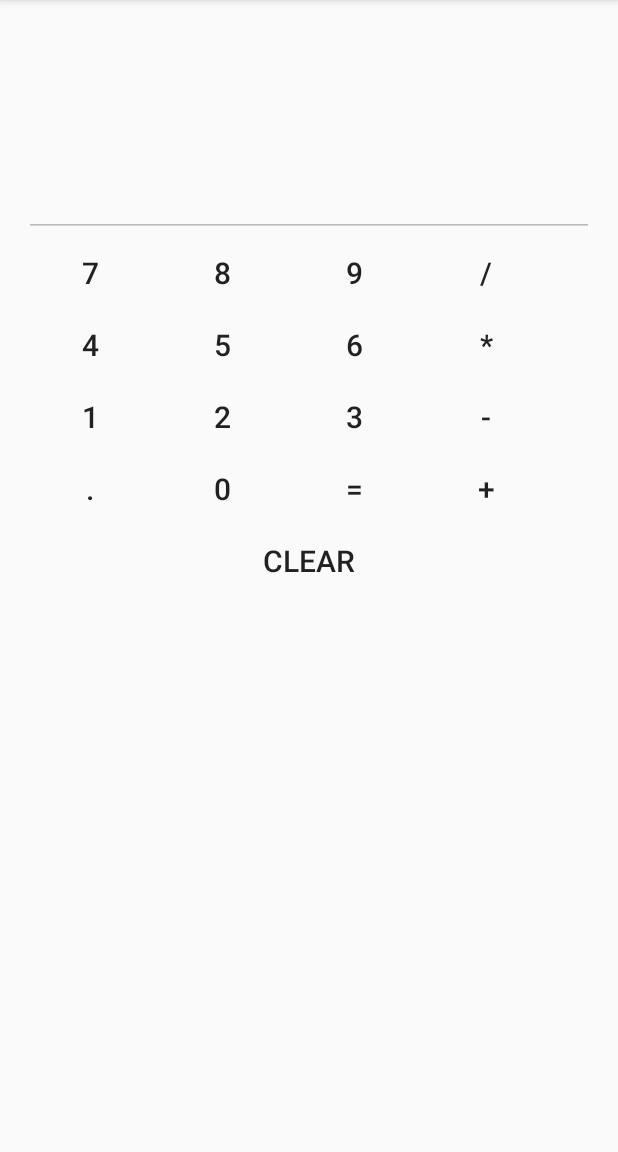
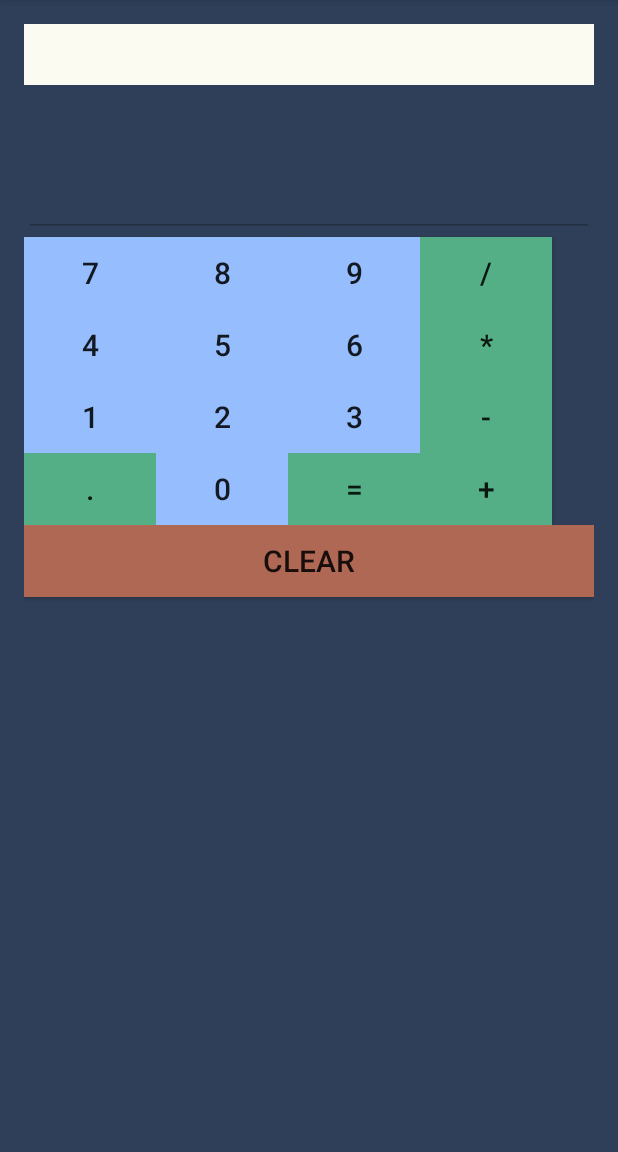
Before and after one commit to cfabian/TestApplication, an Android app: the screen it shows after launch (MainActivity), on a phone screen of 412 x 824 dp, the part 84-1236 px from its top. Run offline under Robolectric (Android 15) with nearby library versions, the phone set to English and light mode, and no system bars; our stand-ins replace data binding.

Commit message:
Simple Calculator

```diff
--- a/app/src/main/res/layout/activity_main.xml
+++ b/app/src/main/res/layout/activity_main.xml
@@ -9,10 +9,12 @@
         android:paddingLeft="@dimen/activity_horizontal_margin"
         android:paddingRight="@dimen/activity_horizontal_margin"
         android:paddingTop="@dimen/activity_vertical_margin"
+        android:background="#2f3f59"
         tools:context="com.calebfabian.testapplication.MainActivity">
 
         <TextView
             android:id="@+id/infoTextView"
+            android:background="#fcfbf2"
             android:layout_width="match_parent"
             android:layout_height="wrap_content"
             android:layout_marginBottom="30dp"
@@ -24,14 +26,13 @@
             android:layout_height="wrap_content"
             android:layout_below="@id/infoTextView"
             android:enabled="false"
-            android:gravity="bottom"
             android:lines="2"
             android:maxLines="2"
             android:textSize="20sp"/>
 
         <Button
             android:id="@+id/buttonSeven"
-            style="@style/Widget.AppCompat.Button.Borderless"
+            android:background="#96beff"
             android:layout_width="wrap_content"
             android:layout_height="wrap_content"
             android:layout_below="@id/editText"
@@ -40,7 +41,7 @@
 
         <Button
             android:id="@+id/buttonEight"
-            style="@style/Widget.AppCompat.Button.Borderless"
+            android:background="#96beff"
             android:layout_width="wrap_content"
             android:layout_height="wrap_content"
             android:layout_below="@id/editText"
@@ -50,7 +51,7 @@
 
         <Button
             android:id="@+id/buttonNine"
-            style="@style/Widget.AppCompat.Button.Borderless"
+            android:background="#96beff"
             android:layout_width="wrap_content"
             android:layout_height="wrap_content"
             android:layout_below="@id/editText"
@@ -60,7 +61,7 @@
 
         <Button
             android:id="@+id/buttonDivide"
-            style="@style/Widget.AppCompat.Button.Borderless"
+            android:background="#54af86"
             android:layout_width="wrap_content"
             android:layout_height="wrap_content"
             android:layout_below="@id/editText"
@@ -70,7 +71,7 @@
 
         <Button
             android:id="@+id/buttonFour"
-            style="@style/Widget.AppCompat.Button.Borderless"
+            android:background="#96beff"
             android:layout_width="wrap_content"
             android:layout_height="wrap_content"
             android:layout_below="@id/buttonSeven"
@@ -79,7 +80,7 @@
 
         <Button
             android:id="@+id/buttonFive"
-            style="@style/Widget.AppCompat.Button.Borderless"
+            android:background="#96beff"
             android:layout_width="wrap_content"
             android:layout_height="wrap_content"
             android:layout_alignRight="@+id/buttonEight"
@@ -89,7 +90,7 @@
 
         <Button
             android:id="@+id/buttonSix"
-            style="@style/Widget.AppCompat.Button.Borderless"
+            android:background="#96beff"
             android:layout_width="wrap_content"
             android:layout_height="wrap_content"
             android:layout_alignRight="@+id/buttonNine"
@@ -99,7 +100,7 @@
 
         <Button
             android:id="@+id/buttonMultiply"
-            style="@style/Widget.AppCompat.Button.Borderless"
+            android:background="#54af86"
             android:layout_width="wrap_content"
             android:layout_height="wrap_content"
             android:layout_alignRight="@+id/buttonDivide"
@@ -109,7 +110,7 @@
 
         <Button
             android:id="@+id/buttonOne"
-            style="@style/Widget.AppCompat.Button.Borderless"
+            android:background="#96beff"
             android:layout_width="wrap_content"
             android:layout_height="wrap_content"
             android:layout_below="@id/buttonFour"
@@ -118,7 +119,7 @@
 
         <Button
             android:id="@+id/buttonTwo"
-            style="@style/Widget.AppCompat.Button.Borderless"
+            android:background="#96beff"
             android:layout_width="wrap_content"
             android:layout_height="wrap_content"
             android:layout_alignRight="@+id/buttonEight"
@@ -128,7 +129,7 @@
 
         <Button
             android:id="@+id/buttonThree"
-            style="@style/Widget.AppCompat.Button.Borderless"
+            android:background="#96beff"
             android:layout_width="wrap_content"
             android:layout_height="wrap_content"
             android:layout_alignRight="@+id/buttonNine"
@@ -138,7 +139,7 @@
 
         <Button
             android:id="@+id/buttonSubtract"
-            style="@style/Widget.AppCompat.Button.Borderless"
+            android:background="#54af86"
             android:layout_width="wrap_content"
             android:layout_height="wrap_content"
             android:layout_alignRight="@+id/buttonDivide"
@@ -148,7 +149,7 @@
 
         <Button
             android:id="@+id/buttonDot"
-            style="@style/Widget.AppCompat.Button.Borderless"
+            android:background="#54af86"
             android:layout_width="wrap_content"
             android:layout_height="wrap_content"
             android:layout_below="@id/buttonOne"
@@ -157,7 +158,7 @@
 
         <Button
             android:id="@+id/buttonZero"
-            style="@style/Widget.AppCompat.Button.Borderless"
+            android:background="#96beff"
             android:layout_width="wrap_content"
             android:layout_height="wrap_content"
             android:layout_alignRight="@+id/buttonEight"
@@ -167,7 +168,7 @@
 
         <Button
             android:id="@+id/buttonEqual"
-            style="@style/Widget.AppCompat.Button.Borderless"
+            android:background="#54af86"
             android:layout_width="wrap_content"
             android:layout_height="wrap_content"
             android:layout_alignRight="@+id/buttonNine"
@@ -177,7 +178,7 @@
 
         <Button
             android:id="@+id/buttonAdd"
-            style="@style/Widget.AppCompat.Button.Borderless"
+            android:background="#54af86"
             android:layout_width="wrap_content"
             android:layout_height="wrap_content"
             android:layout_alignRight="@+id/buttonDivide"
@@ -187,7 +188,7 @@
 
         <Button
             android:id="@+id/buttonClear"
-            style="@style/Widget.AppCompat.Button.Borderless"
+            android:background="#af6854"
             android:layout_width="match_parent"
             android:layout_height="wrap_content"
             android:layout_below="@id/buttonDot"
```
